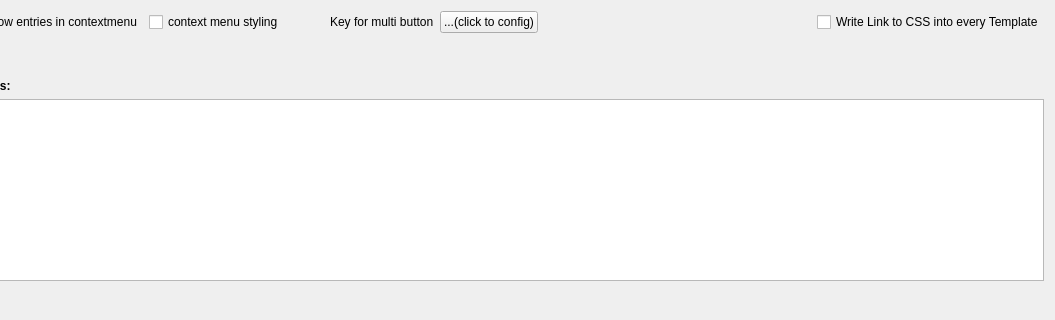
The window that designer/settings_main_widgets.ui (ijgnd/anki__editor__apply__font_color__background_color__custom_class__custom_style) describes before a commit, drawn with Qt 5; both pictures show x 133 to 1188 and y 0 to 320 of the 1188 by 711 pixel window.
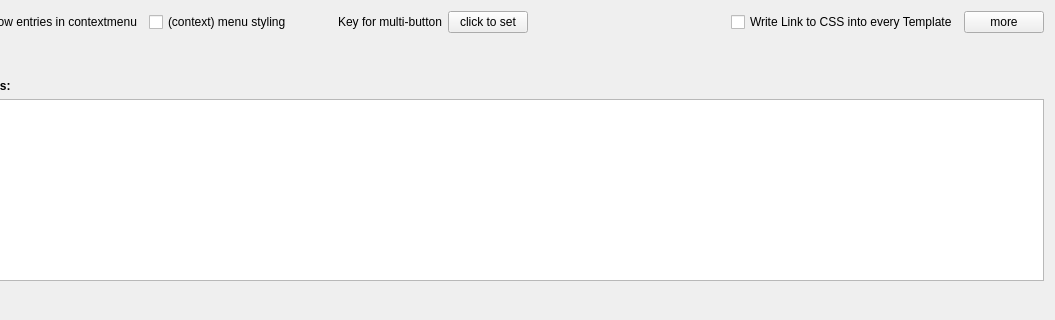
The same window after the commit.

```diff
--- a/designer/settings_main_widgets.ui
+++ b/designer/settings_main_widgets.ui
@@ -35,7 +35,7 @@
        <item>
         <widget class="QCheckBox" name="cb_global_contextmenu_with_styling">
          <property name="text">
-          <string>context menu styling</string>
+          <string>(context) menu styling</string>
          </property>
         </widget>
        </item>
@@ -58,14 +58,14 @@
        <item>
         <widget class="QLabel" name="label_2">
          <property name="text">
-          <string>Key for multi button</string>
+          <string>Key for multi-button</string>
          </property>
         </widget>
        </item>
        <item>
         <widget class="QPushButton" name="pb_global_multibutton_show">
          <property name="text">
-          <string>...(click to config)</string>
+          <string>click to set</string>
          </property>
         </widget>
        </item>
@@ -89,6 +89,13 @@
          </property>
         </widget>
        </item>
+       <item>
+        <widget class="QPushButton" name="pb_more">
+         <property name="text">
+          <string>more</string>
+         </property>
+        </widget>
+       </item>
       </layout>
      </item>
      <item>
```
